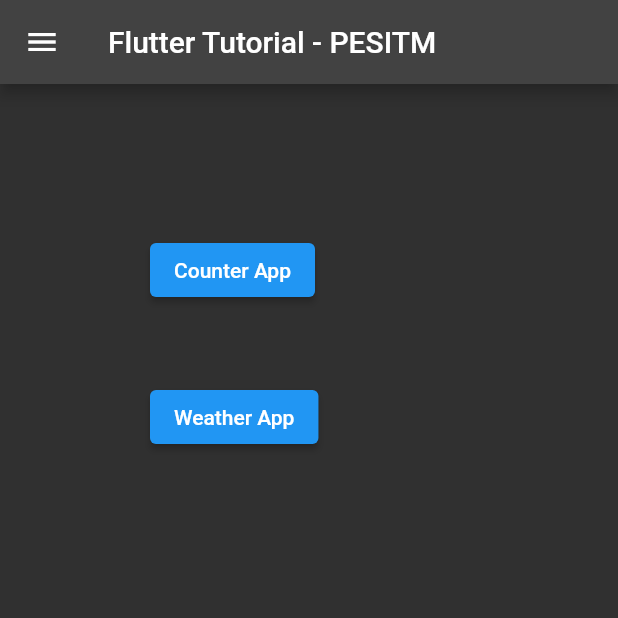
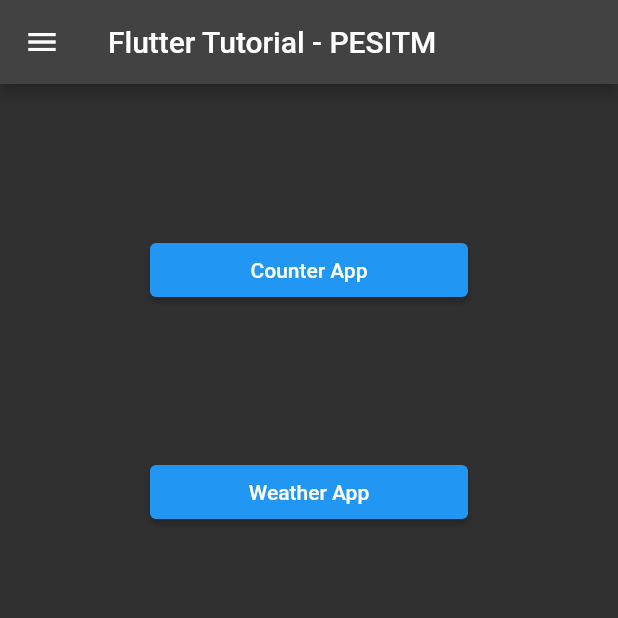
Before and after one commit to m-safan/flutter_tutorial, a Flutter app: the screen it shows after launch, on a phone screen of 412 x 824 dp, the top half of it. Run offline on Flutter 3.47's test engine with Material 3 defaults, Android fonts, the phone set to English and light mode, and no system bars; our stand-ins replace flutter_typeahead.

Commit message:
Added screenshots

```diff
--- a/lib/home.dart
+++ b/lib/home.dart
@@ -33,17 +33,28 @@ class Home extends StatelessWidget {
       ),
       body: Padding(
         padding: const EdgeInsets.all(100),
-        child: Wrap(
-          spacing: 50,
-          runSpacing: 50,
+        child: Column(
           children: [
-            ElevatedButton(
-              onPressed: () => _navigateTo('counter', context),
-              child: const Text('Counter App'),
+            Row(
+              children: [
+                Expanded(
+                  child: ElevatedButton(
+                    onPressed: () => _navigateTo('counter', context),
+                    child: const Text('Counter App'),
+                  ),
+                ),
+              ],
             ),
-            ElevatedButton(
-              onPressed: () => _navigateTo('weather', context),
-              child: const Text('Weather App'),
+            const SizedBox(height: 100),
+            Row(
+              children: [
+                Expanded(
+                  child: ElevatedButton(
+                    onPressed: () => _navigateTo('weather', context),
+                    child: const Text('Weather App'),
+                  ),
+                ),
+              ],
             ),
           ],
         ),
--- a/lib/main.dart
+++ b/lib/main.dart
@@ -11,6 +11,7 @@ class MainApp extends StatelessWidget {
   @override
   Widget build(BuildContext context) {
     return MaterialApp(
+      title: 'Flutter Tutorial - PESITM',
       themeMode: ThemeMode.dark,
       theme: ThemeData.light(useMaterial3: false),
       darkTheme: ThemeData.dark(useMaterial3: false),
```
Also changed, not shown: images/1.png (added), images/2.png (added), images/3.png (added), images/4.png (added), 1 other file.
